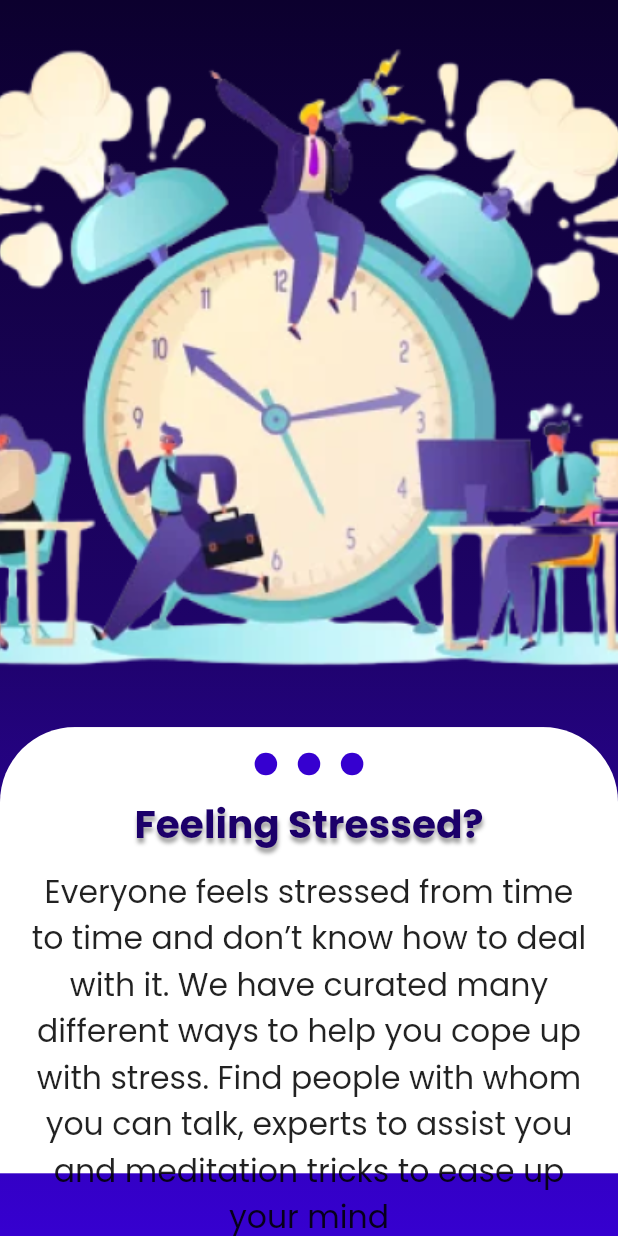
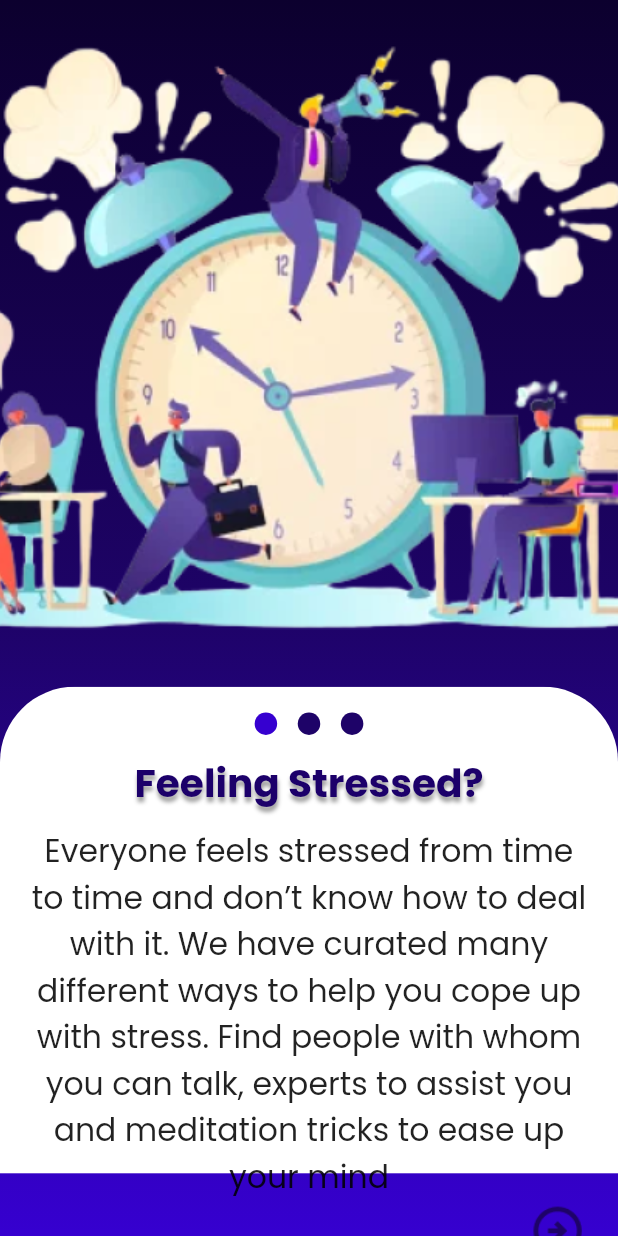
Before and after one commit to asmitranjansinha/androidtaskround_onboarding, a Flutter app: the screen it shows after launch, on a phone screen of 412 x 824 dp. Run offline on Flutter 3.47's test engine with Material 2 defaults, Android fonts, the phone set to English and light mode, and no system bars; our stand-ins replace google_fonts.

Commit message:
made onboarding widget, onboarding screen 1, 2

```diff
--- a/lib/main.dart
+++ b/lib/main.dart
@@ -15,7 +15,7 @@ class MyApp extends StatelessWidget {
     return const MaterialApp(
       title: 'Android Task Round',
       debugShowCheckedModeBanner: false,
-      home: OnboardingScreen(),
+      home: OnboardingScreen1(),
     );
   }
 }
--- a/lib/screens/onboarding_screen.dart
+++ b/lib/screens/onboarding_screen.dart
@@ -1,12 +1,39 @@
 import 'package:androidtaskround_onboarding/widgets/onboarding_widget.dart';
+import 'package:flutter/rendering.dart';
 import 'package:flutter/src/widgets/container.dart';
 import 'package:flutter/src/widgets/framework.dart';
 
-class OnboardingScreen extends StatelessWidget {
-  const OnboardingScreen({super.key});
+class OnboardingScreen1 extends StatelessWidget {
+  const OnboardingScreen1({super.key});
 
   @override
   Widget build(BuildContext context) {
-    return Onboarding();
+    return const Onboarding(
+      image: AssetImage("assets/images/1575284384-removebg-preview 2.png"),
+      circleColor1: Color(0XFF3600D0),
+      circleColor2: Color(0XFF1E0368),
+      circleColor3: Color(0XFF1E0368),
+      headText: "Feeling Stressed?",
+      descrpText:
+          "Everyone feels stressed from time to time and don’t know how to deal with it. We have curated many different ways to help you cope up with stress. Find people with whom you can talk, experts to assist you and meditation tricks to ease up your mind",
+    );
   }
 }
+
+class OnboardingScreen2 extends StatelessWidget {
+  const OnboardingScreen2({super.key});
+
+  @override
+  Widget build(BuildContext context) {
+    return const Onboarding(
+      image: AssetImage(
+          "assets/images/woman-doing-meditation-in-metaverse-5342825-4491860 3.png"),
+      circleColor1: Color(0XFF1E0368),
+      circleColor2: Color(0XFF3600D0),
+      circleColor3: Color(0XFF1E0368),
+      headText: "Healthy body, Healthy mind",
+      descrpText:
+          "A balance between body and mind is the key to happy life. take some moment to meditate or to self evaluate your mental health with the resources curated by us",
+    );
+  }
+}
--- a/lib/widgets/onboarding_widget.dart
+++ b/lib/widgets/onboarding_widget.dart
@@ -2,7 +2,22 @@ import 'package:flutter/material.dart';
 import 'package:google_fonts/google_fonts.dart';
 
 class Onboarding extends StatelessWidget {
-  const Onboarding({super.key});
+  final image;
+  final headText;
+  final circleColor1;
+  final circleColor2;
+  final circleColor3;
+  final descrpText;
+  final ontap;
+  const Onboarding(
+      {super.key,
+      this.image,
+      this.headText,
+      this.circleColor1,
+      this.circleColor2,
+      this.circleColor3,
+      this.descrpText,
+      this.ontap});
 
   @override
   Widget build(BuildContext context) {
@@ -24,13 +39,10 @@ class Onboarding extends StatelessWidget {
             child: Column(
           children: [
             Container(
-              height: size.height / 1.7,
+              height: size.height / 1.8,
               width: size.width,
-              decoration: const BoxDecoration(
-                  image: DecorationImage(
-                      fit: BoxFit.cover,
-                      image: AssetImage(
-                          "assets/images/1575284384-removebg-preview 2.png"))),
+              decoration: BoxDecoration(
+                  image: DecorationImage(fit: BoxFit.cover, image: image)),
             ),
             Stack(
               children: [
@@ -40,7 +52,7 @@ class Onboarding extends StatelessWidget {
                       topRight: Radius.circular(50)),
                   child: Container(
                     color: const Color(0XFFFFFFFF),
-                    height: size.height / 2.767999,
+                    height: size.height / 2.53838,
                   ),
                 ),
                 Column(
@@ -55,7 +67,7 @@ class Onboarding extends StatelessWidget {
                           height: 15,
                           width: 15,
                           decoration: BoxDecoration(
-                              color: Color(0XFF3600D0),
+                              color: circleColor1,
                               borderRadius: BorderRadius.circular(1000)),
                         ),
                         SizedBox(
@@ -65,7 +77,7 @@ class Onboarding extends StatelessWidget {
                           height: 15,
                           width: 15,
                           decoration: BoxDecoration(
-                              color: Color(0XFF3600D0),
+                              color: circleColor2,
                               borderRadius: BorderRadius.circular(1000)),
                         ),
                         SizedBox(
@@ -75,14 +87,14 @@ class Onboarding extends StatelessWidget {
                           height: 15,
                           width: 15,
                           decoration: BoxDecoration(
-                              color: Color(0XFF3600D0),
+                              color: circleColor3,
                               borderRadius: BorderRadius.circular(1000)),
                         )
                       ],
                     ),
                     SizedBox(height: size.height / 65),
                     Text(
-                      "Feeling Stressed?",
+                      headText,
                       style: TextStyle(
                           color: Color(0XFF1C006A),
                           fontSize: 26,
@@ -101,12 +113,32 @@ class Onboarding extends StatelessWidget {
                     Padding(
                       padding: const EdgeInsets.symmetric(horizontal: 20),
                       child: Text(
-                        "Everyone feels stressed from time to time and don’t know how to deal with it. We have curated many different ways to help you cope up with stress. Find people with whom you can talk, experts to assist you and meditation tricks to ease up your mind",
+                        descrpText,
                         textAlign: TextAlign.center,
                         style: TextStyle(
                             fontSize: 21,
                             fontFamily: GoogleFonts.poppins().fontFamily),
                       ),
+                    ),
+                    Row(
+                      mainAxisAlignment: MainAxisAlignment.end,
+                      children: [
+                        GestureDetector(
+                          onTap: () {
+                            ontap;
+                          },
+                          child: Padding(
+                            padding: const EdgeInsets.all(1.4),
+                            child: Image.asset(
+                              "assets/images/arrow_circle_right.png",
+                              scale: 1.3,
+                            ),
+                          ),
+                        ),
+                        SizedBox(
+                          width: size.width / 21,
+                        )
+                      ],
                     )
                   ],
                 )
```
Also changed, not shown: lib/screens/onboarding_screen_second.dart (added, +21 -0 lines).
